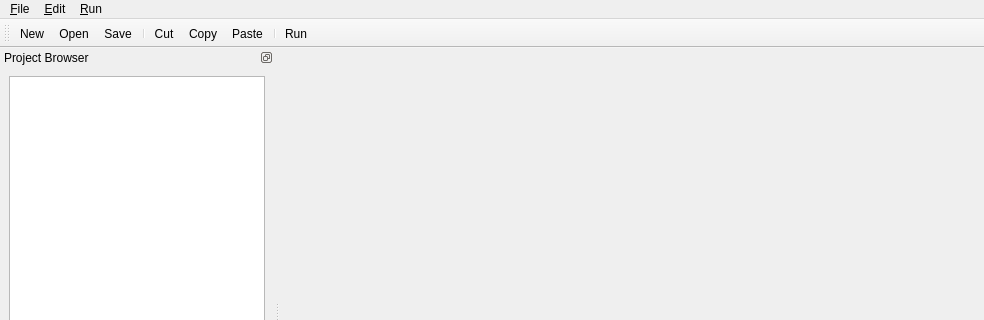
The window that plugins/3rdParty/qChaiScripting/ui/chaiScriptCodeEditorMainWindow.ui (CloudCompare/CloudCompare) describes before a commit, drawn with Qt 5; both pictures show x 0 to 984 and y 0 to 320 of the 984 by 734 pixel window.
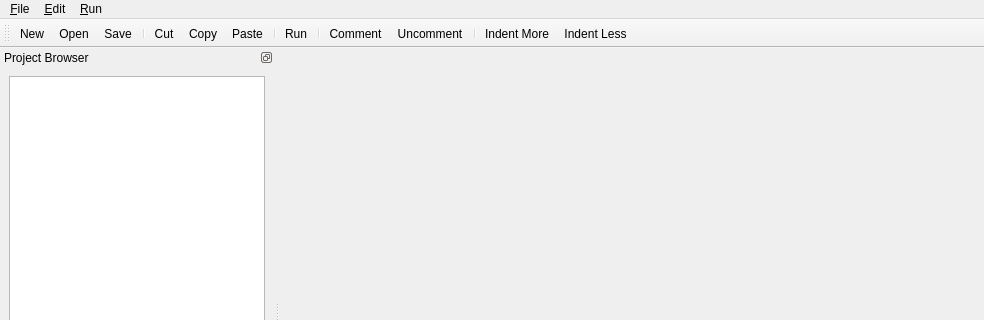
The same window after the commit. Icons and pictures are not drawn.

Commit message: Added indent/undent & comment/uncomment to code editor

What changed in the file:
```diff
--- a/plugins/3rdParty/qChaiScripting/ui/chaiScriptCodeEditorMainWindow.ui
+++ b/plugins/3rdParty/qChaiScripting/ui/chaiScriptCodeEditorMainWindow.ui
@@ -95,6 +95,12 @@
    <addaction name="action_Paste"/>
    <addaction name="separator"/>
    <addaction name="actionRun"/>
+   <addaction name="separator"/>
+   <addaction name="actionComment"/>
+   <addaction name="actionUncomment"/>
+   <addaction name="separator"/>
+   <addaction name="actionIndent_More"/>
+   <addaction name="actionIndent_Less"/>
   </widget>
   <widget class="QDockWidget" name="projectBrowser">
    <property name="sizePolicy">
@@ -294,6 +300,42 @@
     <string>Reset chai to last save</string>
    </property>
   </action>
+  <action name="actionComment">
+   <property name="icon">
+    <iconset resource="../ChaiScriptingPlugin.qrc">
+     <normaloff>:/CC/plugin/ChaiScriptingPlugin/images/comment.png</normaloff>:/CC/plugin/ChaiScriptingPlugin/images/comment.png</iconset>
+   </property>
+   <property name="text">
+    <string>Comment</string>
+   </property>
+  </action>
+  <action name="actionUncomment">
+   <property name="icon">
+    <iconset resource="../ChaiScriptingPlugin.qrc">
+     <normaloff>:/CC/plugin/ChaiScriptingPlugin/images/uncomment.png</normaloff>:/CC/plugin/ChaiScriptingPlugin/images/uncomment.png</iconset>
+   </property>
+   <property name="text">
+    <string>Uncomment</string>
+   </property>
+  </action>
+  <action name="actionIndent_More">
+   <property name="icon">
+    <iconset resource="../ChaiScriptingPlugin.qrc">
+     <normaloff>:/CC/plugin/ChaiScriptingPlugin/images/indent_more.png</normaloff>:/CC/plugin/ChaiScriptingPlugin/images/indent_more.png</iconset>
+   </property>
+   <property name="text">
+    <string>Indent More</string>
+   </property>
+  </action>
+  <action name="actionIndent_Less">
+   <property name="icon">
+    <iconset resource="../ChaiScriptingPlugin.qrc">
+     <normaloff>:/CC/plugin/ChaiScriptingPlugin/images/indent_less.png</normaloff>:/CC/plugin/ChaiScriptingPlugin/images/indent_less.png</iconset>
+   </property>
+   <property name="text">
+    <string>Indent Less</string>
+   </property>
+  </action>
  </widget>
  <resources>
   <include location="../ChaiScriptingPlugin.qrc"/>
```
Left out of the diff: 4 changed lines with no effect on the pictures. The commit also changes 9 other files.
